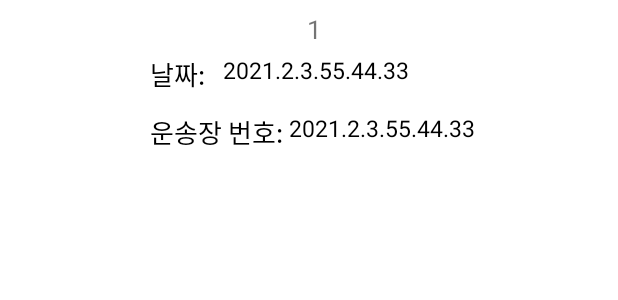
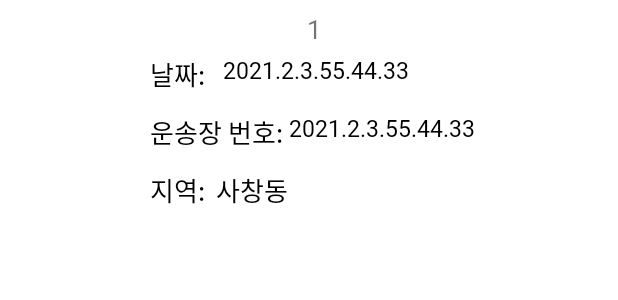
Before and after one commit to OpenSourceRealize/OpenSourceRealizeProject, an Android app: the layout list_item_user.xml on its own in the app's theme, with its tools: preview values and no code run, on a phone screen of 412 x 824 dp. Shown: the top 300 px of the screen. Run offline under Robolectric (Android 15) with nearby library versions, the phone set to English and light mode, and no system bars.

Commit message:
Add: " front / 출력시 지역 이름 포함 "

```diff
--- a/front/app/build.gradle
+++ b/front/app/build.gradle
@@ -39,6 +39,7 @@ dependencies {
     implementation 'com.google.android.material:material:1.4.0'
     implementation 'androidx.constraintlayout:constraintlayout:2.1.1'
     implementation 'com.google.firebase:firebase-database-ktx:20.0.2'
+    implementation 'com.google.firebase:firebase-database:20.0.2'
     testImplementation 'junit:junit:4.+'
     androidTestImplementation 'androidx.test.ext:junit:1.1.3'
     androidTestImplementation 'androidx.test.espresso:espresso-core:3.4.0'
--- a/front/app/src/main/java/com/example/myapplication/UserAdapter.kt
+++ b/front/app/src/main/java/com/example/myapplication/UserAdapter.kt
@@ -15,11 +15,13 @@ class UserAdapter(val context: Context,val UserList: ArrayList<user>) : BaseAdap
         val number = view.findViewById<TextView>(R.id.number)
         val date = view.findViewById<TextView>(R.id.datetext)
         val boxnum = view.findViewById<TextView>(R.id.boxnumtext)
+        val location = view.findViewById<TextView>(R.id.locationtext)
 
         val user = UserList[position]
         number.text = user.number
         date.text = user.date
         boxnum.text = user.boxnum
+        location.text = user.location
 
         return view
 
--- a/front/app/src/main/java/com/example/myapplication/user.kt
+++ b/front/app/src/main/java/com/example/myapplication/user.kt
@@ -1,3 +1,3 @@
 package com.example.myapplication
 
-class user ( val number: String, val date: String, val boxnum:String)
+class user ( val number: String, val date: String, val boxnum:String, val location:String)
--- a/front/app/src/main/res/layout/activity_main.xml
+++ b/front/app/src/main/res/layout/activity_main.xml
@@ -4,7 +4,6 @@
     xmlns:tools="http://schemas.android.com/tools"
     android:layout_width="match_parent"
     android:layout_height="match_parent"
-    android:background="#FFE3E3"
     tools:context=".MainActivity">
 
     <TextView
@@ -126,8 +125,8 @@
 
     <ListView
         android:id="@+id/listView"
-        android:layout_width="412dp"
-        android:layout_height="400dp"
+        android:layout_width="match_parent"
+        android:layout_height="450dp"
         android:layout_marginStart="1dp"
         android:layout_marginBottom="1dp"
         app:layout_constraintBottom_toBottomOf="parent"
--- a/front/app/src/main/res/layout/list_item_user.xml
+++ b/front/app/src/main/res/layout/list_item_user.xml
@@ -11,10 +11,11 @@
         android:layout_height="wrap_content"
         android:layout_marginLeft="7dp"
         android:layout_marginTop="7dp"
+        android:fontFamily="@font/font"
         android:text="1"
         android:textSize="17dp"
+        app:layout_constraintEnd_toEndOf="parent"
         app:layout_constraintStart_toStartOf="parent"
-        app:layout_constraintEnd_toEndOf="parent"
         app:layout_constraintTop_toTopOf="parent"
         tools:layout_editor_absoluteX="12dp"
         tools:layout_editor_absoluteY="11dp" />
@@ -25,6 +26,7 @@
         android:layout_height="wrap_content"
         android:layout_marginStart="8dp"
         android:layout_marginTop="36dp"
+        android:fontFamily="@font/font"
         android:text="2021.2.3.55.44.33"
         android:textColor="@color/black"
         android:textSize="15dp"
@@ -36,6 +38,7 @@
         android:layout_width="wrap_content"
         android:layout_height="wrap_content"
         android:layout_marginStart="4dp"
+        android:fontFamily="@font/font"
         android:text="2021.2.3.55.44.33"
         android:textColor="@color/black"
         android:textSize="15dp"
@@ -47,6 +50,7 @@
         android:layout_width="wrap_content"
         android:layout_height="wrap_content"
         android:layout_marginTop="12dp"
+        android:fontFamily="@font/font"
         android:text="운송장 번호:"
         android:textColor="@color/black"
         android:textSize="17dp"
@@ -59,11 +63,38 @@
         android:layout_height="wrap_content"
         android:layout_marginStart="100dp"
         android:layout_marginTop="36dp"
+        android:fontFamily="@font/font"
         android:text="날짜: "
         android:textColor="@color/black"
         android:textSize="17dp"
         app:layout_constraintStart_toStartOf="parent"
         app:layout_constraintTop_toTopOf="parent" />
 
+    <TextView
+        android:id="@+id/location"
+        android:layout_width="wrap_content"
+        android:layout_height="wrap_content"
+        android:layout_marginTop="12dp"
+        android:fontFamily="@font/font"
+        android:text="지역:"
+        android:textColor="@color/black"
+        android:textSize="17dp"
+        app:layout_constraintStart_toStartOf="@id/date"
+        app:layout_constraintTop_toBottomOf="@+id/boxnum"
+
+        />
+
+    <TextView
+        android:id="@+id/locationtext"
+        android:layout_width="wrap_content"
+        android:layout_height="wrap_content"
+        android:layout_marginLeft="7dp"
+        android:fontFamily="@font/font"
+        android:text="사창동"
+        android:textColor="@color/black"
+        android:textSize="17dp"
+        app:layout_constraintStart_toEndOf="@id/location"
+        app:layout_constraintTop_toTopOf="@id/location" />
+
 
 </androidx.constraintlayout.widget.ConstraintLayout>
--- a/front/app/src/main/res/values/themes.xml
+++ b/front/app/src/main/res/values/themes.xml
@@ -1,9 +1,9 @@
 <resources xmlns:tools="http://schemas.android.com/tools">
     <!-- Base application theme. -->
-    <style name="Theme.MyApplication" parent="Theme.MaterialComponents.DayNight.DarkActionBar">
+    <style name="Theme.MyApplication" parent="Theme.MaterialComponents.DayNight.NoActionBar">
         <!-- Primary brand color. -->
-        <item name="colorPrimary">@color/purple_500</item>
-        <item name="colorPrimaryVariant">@color/purple_700</item>
+        <item name="colorPrimary">@color/white</item>
+        <item name="colorPrimaryVariant">@color/white</item>
         <item name="colorOnPrimary">@color/white</item>
         <!-- Secondary brand color. -->
         <item name="colorSecondary">@color/teal_200</item>
```
Also changed, not shown: front/app/src/main/java/com/example/myapplication/MainActivity.kt (+4 -3 lines).
